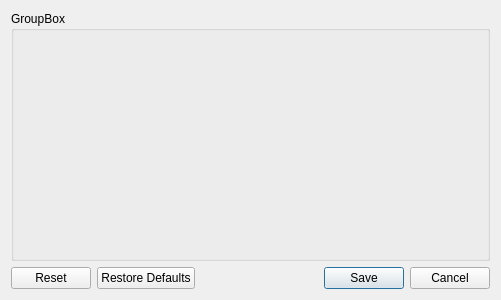
Qt form mtg_proxy_printer/resources/ui/document_settings_dialog.ui (luziferius/MTGProxyPrinter) before a commit.
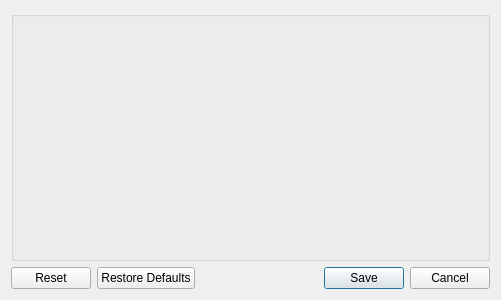
The same form after that commit. Custom widgets are drawn as their Qt base class.

Diff of the .ui file:
```diff
--- a/mtg_proxy_printer/resources/ui/document_settings_dialog.ui
+++ b/mtg_proxy_printer/resources/ui/document_settings_dialog.ui
@@ -15,11 +15,7 @@
   </property>
   <layout class="QVBoxLayout" name="verticalLayout">
    <item>
-    <widget class="PageConfigWidget" name="page_config_groupbox">
-     <property name="title">
-      <string>GroupBox</string>
-     </property>
-    </widget>
+    <widget class="PageConfigWidget" name="page_config_groupbox"/>
    </item>
    <item>
     <widget class="QDialogButtonBox" name="button_box">
```
